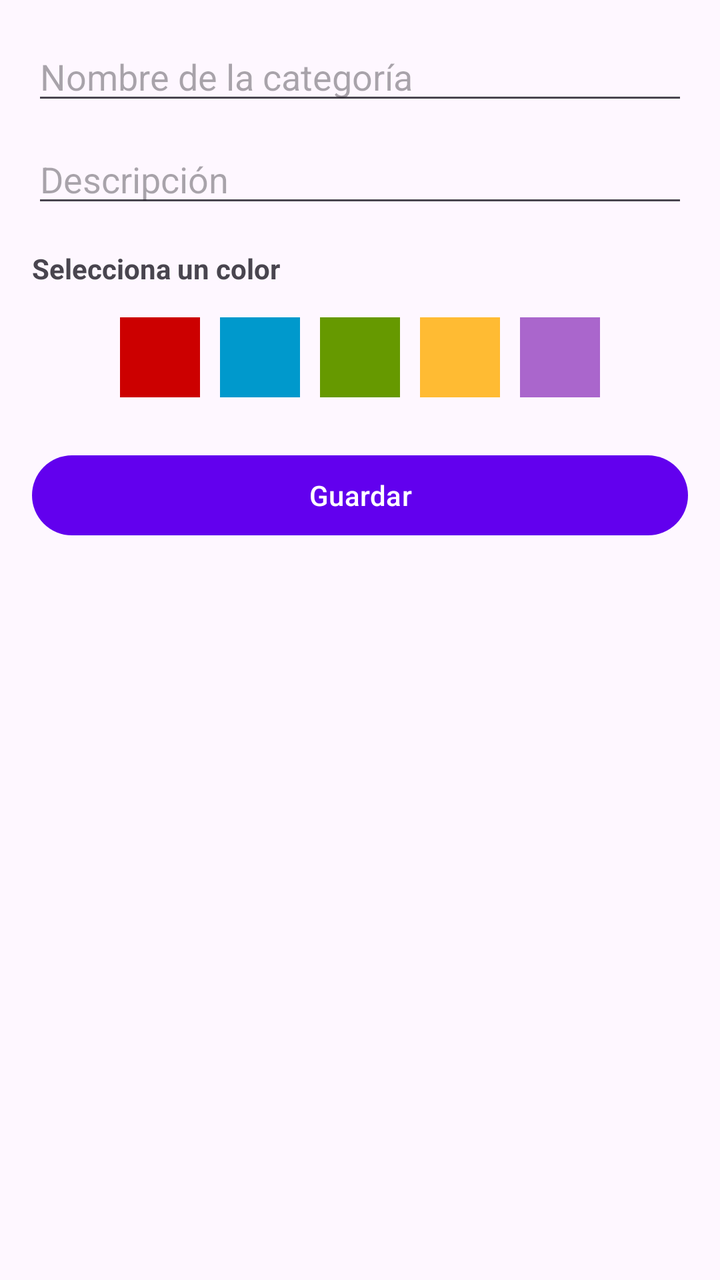
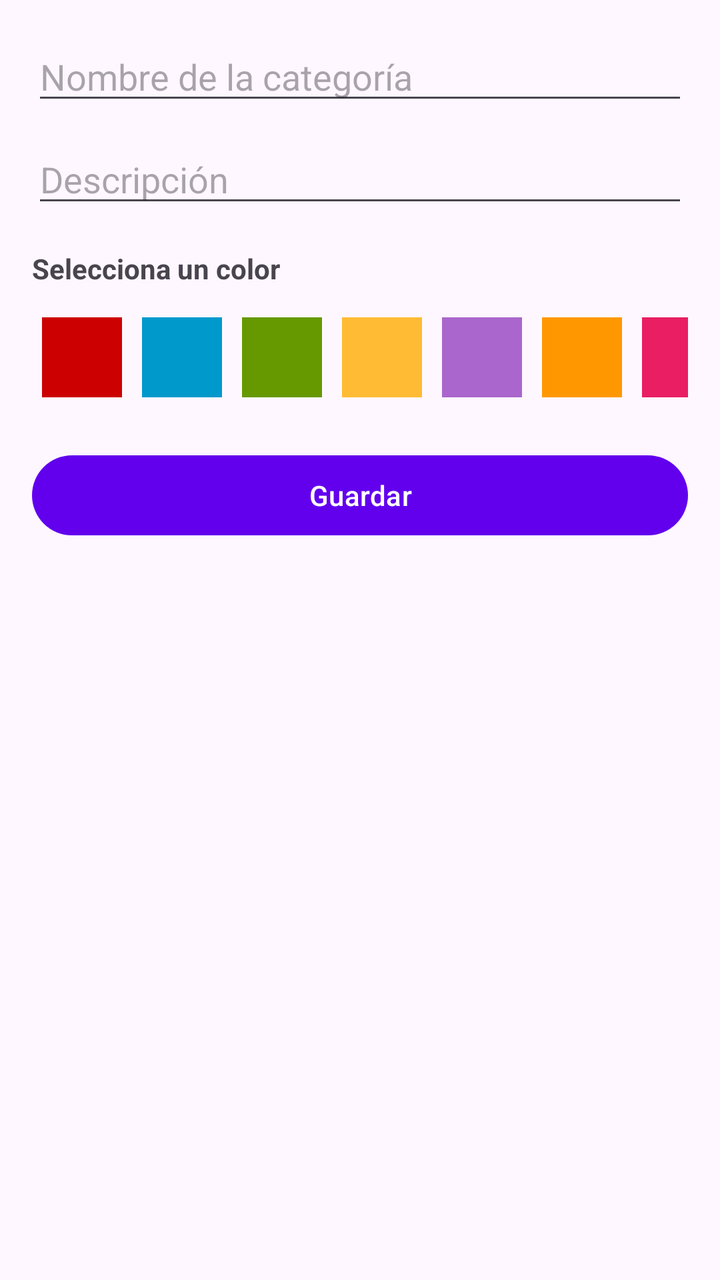

Before-and-after screenshots of an Android layout around one commit, followed by the original layout XML and the change that was made.
<!-- AndroidManifest.xml: application theme Theme.GastosInteligentes -->
<!-- res/layout/dialog_categoria.xml -->
<?xml version="1.0" encoding="utf-8"?>
<ScrollView xmlns:android="http://schemas.android.com/apk/res/android"
    android:layout_width="match_parent"
    android:layout_height="wrap_content"
    android:padding="16dp">

    <LinearLayout
        android:orientation="vertical"
        android:layout_width="match_parent"
        android:layout_height="wrap_content">

        
        <EditText
            android:id="@+id/etNombre"
            android:hint="Nombre de la categoría"
            android:layout_width="match_parent"
            android:layout_height="wrap_content"
            android:inputType="text"/>

        
        <EditText
            android:id="@+id/etDescripcion"
            android:hint="Descripción"
            android:layout_width="match_parent"
            android:layout_height="wrap_content"
            android:layout_marginTop="10dp"
            android:inputType="textMultiLine"/>

        
        <TextView
            android:layout_width="wrap_content"
            android:layout_height="wrap_content"
            android:text="Selecciona un color"
            android:layout_marginTop="16dp"
            android:textStyle="bold"/>

        
        <LinearLayout
            android:id="@+id/layoutColores"
            android:layout_width="match_parent"
            android:layout_height="wrap_content"
            android:orientation="horizontal"
            android:layout_marginTop="10dp"
            android:gravity="center">

            <View
                android:id="@+id/colorRojo"
                android:layout_width="40dp"
                android:layout_height="40dp"
                android:background="@android:color/holo_red_dark"
                android:layout_margin="5dp"/>

            <View
                android:id="@+id/colorAzul"
                android:layout_width="40dp"
                android:layout_height="40dp"
                android:background="@android:color/holo_blue_dark"
                android:layout_margin="5dp"/>

            <View
                android:id="@+id/colorVerde"
                android:layout_width="40dp"
                android:layout_height="40dp"
                android:background="@android:color/holo_green_dark"
                android:layout_margin="5dp"/>

            <View
                android:id="@+id/colorAmarillo"
                android:layout_width="40dp"
                android:layout_height="40dp"
                android:background="@android:color/holo_orange_light"
                android:layout_margin="5dp"/>

            <View
                android:id="@+id/colorMorado"
                android:layout_width="40dp"
                android:layout_height="40dp"
                android:background="@android:color/holo_purple"
                android:layout_margin="5dp"/>

        </LinearLayout>

        <Button
            android:id="@+id/btnGuardarCategoria"
            android:layout_width="match_parent"
            android:layout_height="wrap_content"
            android:text="Guardar"
            android:layout_marginTop="20dp"/>

    </LinearLayout>

</ScrollView>
<!-- resources referenced by this layout -->
<resources>
  <style name="Theme.GastosInteligentes" parent="Theme.Material3.DayNight.NoActionBar">
          
          <item name="colorPrimary">@color/purple_500</item>
          <item name="colorPrimaryVariant">@color/purple_700</item>
          <item name="colorOnPrimary">@color/white</item>
          
          <item name="colorSecondary">@color/teal_200</item>
          <item name="colorSecondaryVariant">@color/teal_700</item>
          <item name="colorOnSecondary">@color/black</item>
          
          <item name="android:statusBarColor">?attr/colorPrimaryVariant</item>
          
      </style>
  <color name="purple_500">#FF6200EE</color>
  <color name="purple_700">#FF3700B3</color>
  <color name="white">#FFFFFFFF</color>
  <color name="teal_200">#FF03DAC5</color>
  <color name="teal_700">#FF018786</color>
  <color name="black">#FF000000</color>
</resources>

<!-- the commit's change to res/layout/dialog_categoria.xml (unified diff, before → after) -->
@@ -35,50 +35,126 @@
             android:textStyle="bold"/>
 
         
-        <LinearLayout
-            android:id="@+id/layoutColores"
+        <HorizontalScrollView
             android:layout_width="match_parent"
             android:layout_height="wrap_content"
-            android:orientation="horizontal"
             android:layout_marginTop="10dp"
-            android:gravity="center">
+            android:scrollbars="none">
 
-            <View
-                android:id="@+id/colorRojo"
-                android:layout_width="40dp"
-                android:layout_height="40dp"
-                android:background="@android:color/holo_red_dark"
-                android:layout_margin="5dp"/>
+            <LinearLayout
+                android:id="@+id/layoutColores"
+                android:layout_width="wrap_content"
+                android:layout_height="wrap_content"
+                android:orientation="horizontal">
 
-            <View
-                android:id="@+id/colorAzul"
-                android:layout_width="40dp"
-                android:layout_height="40dp"
-                android:background="@android:color/holo_blue_dark"
-                android:layout_margin="5dp"/>
+                <View
+                    android:id="@+id/colorRojo"
+                    android:layout_width="40dp"
+                    android:layout_height="40dp"
+                    android:layout_margin="5dp"
+                    android:background="@android:color/holo_red_dark"/>
 
-            <View
-                android:id="@+id/colorVerde"
-                android:layout_width="40dp"
-                android:layout_height="40dp"
-                android:background="@android:color/holo_green_dark"
-                android:layout_margin="5dp"/>
+                <View
+                    android:id="@+id/colorAzul"
+                    android:layout_width="40dp"
+                    android:layout_height="40dp"
+                    android:layout_margin="5dp"
+                    android:background="@android:color/holo_blue_dark"/>
 
-            <View
-                android:id="@+id/colorAmarillo"
-                android:layout_width="40dp"
-                android:layout_height="40dp"
-                android:background="@android:color/holo_orange_light"
-                android:layout_margin="5dp"/>
+                <View
+                    android:id="@+id/colorVerde"
+                    android:layout_width="40dp"
+                    android:layout_height="40dp"
+                    android:layout_margin="5dp"
+                    android:background="@android:color/holo_green_dark"/>
 
-            <View
-                android:id="@+id/colorMorado"
-                android:layout_width="40dp"
-                android:layout_height="40dp"
-                android:background="@android:color/holo_purple"
-                android:layout_margin="5dp"/>
+                <View
+                    android:id="@+id/colorAmarillo"
+                    android:layout_width="40dp"
+                    android:layout_height="40dp"
+                    android:layout_margin="5dp"
+                    android:background="@android:color/holo_orange_light"/>
 
-        </LinearLayout>
+                <View
+                    android:id="@+id/colorMorado"
+                    android:layout_width="40dp"
+                    android:layout_height="40dp"
+                    android:layout_margin="5dp"
+                    android:background="@android:color/holo_purple"/>
+
+                <View
+                    android:id="@+id/colorNaranja"
+                    android:layout_width="40dp"
+                    android:layout_height="40dp"
+                    android:layout_margin="5dp"
+                    android:background="#FF9800"/>
+
+                <View
+                    android:id="@+id/colorRosa"
+                    android:layout_width="40dp"
+                    android:layout_height="40dp"
+                    android:layout_margin="5dp"
+                    android:background="#E91E63"/>
+
+                <View
+                    android:id="@+id/colorCafe"
+                    android:layout_width="40dp"
+                    android:layout_height="40dp"
+                    android:layout_margin="5dp"
+                    android:background="#795548"/>
+
+                <View
+                    android:id="@+id/colorGris"
+                    android:layout_width="40dp"
+                    android:layout_height="40dp"
+                    android:layout_margin="5dp"
+                    android:background="#606060"/>
+
+                <View
+                    android:id="@+id/colorNegro"
+                    android:layout_width="40dp"
+                    android:layout_height="40dp"
+                    android:layout_margin="5dp"
+                    android:background="#000000"/>
+
+                <View
+                    android:id="@+id/colorTurquesa"
+                    android:layout_width="40dp"
+                    android:layout_height="40dp"
+                    android:layout_margin="5dp"
+                    android:background="#00BCD4"/>
+
+                <View
+                    android:id="@+id/colorLima"
+                    android:layout_width="40dp"
+                    android:layout_height="40dp"
+                    android:layout_margin="5dp"
+                    android:background="#CDDC39"/>
+
+                <View
+                    android:id="@+id/colorIndigo"
+                    android:layout_width="40dp"
+                    android:layout_height="40dp"
+                    android:layout_margin="5dp"
+                    android:background="#3F51B5"/>
+
+                <View
+                    android:id="@+id/colorVerdeOscuro"
+                    android:layout_width="40dp"
+                    android:layout_height="40dp"
+                    android:layout_margin="5dp"
+                    android:background="#2E7D32"/>
+
+                <View
+                    android:id="@+id/colorAzulClaro"
+                    android:layout_width="40dp"
+                    android:layout_height="40dp"
+                    android:layout_margin="5dp"
+                    android:background="#03A9F4"/>
+
+            </LinearLayout>
+
+        </HorizontalScrollView>
 
         <Button
             android:id="@+id/btnGuardarCategoria"
